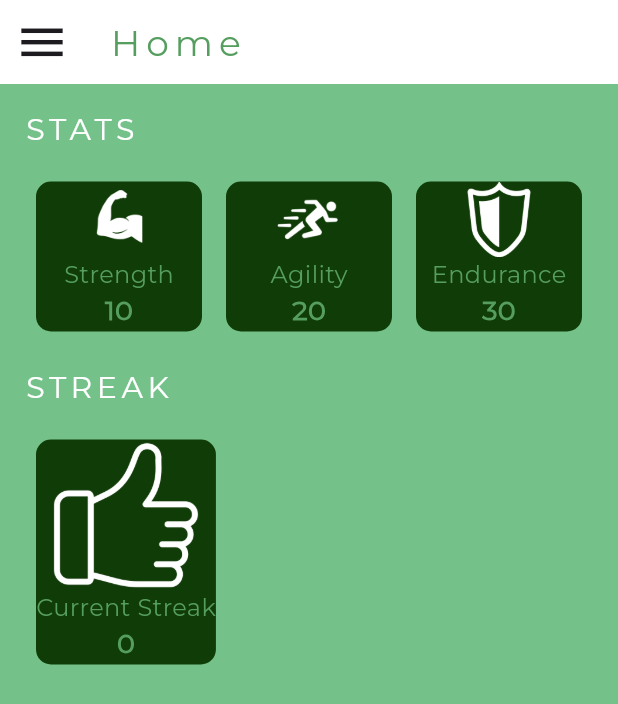
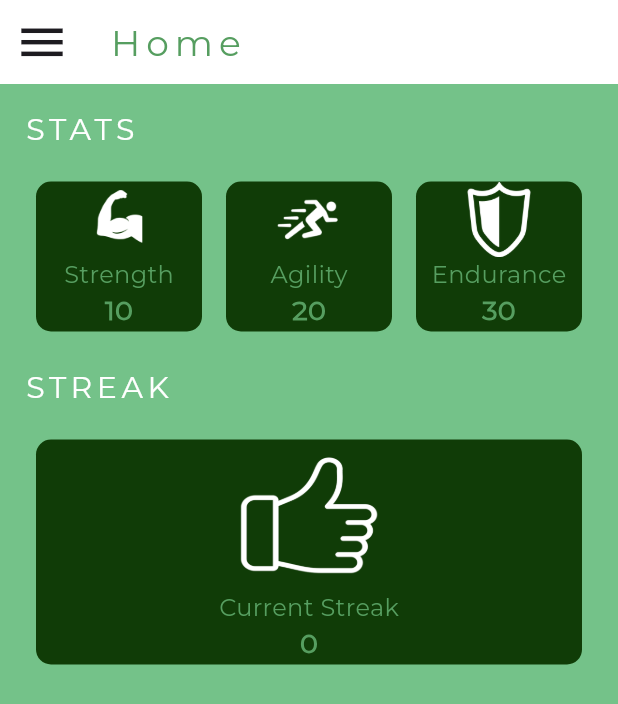
Before and after one commit to StretchWave/levelup_fitness, a Flutter app: the screen it shows after launch, on a phone screen of 412 x 824 dp. Shown: the top 704 px of the screen. Run offline on Flutter 3.47's test engine with Material 3 defaults, Android fonts, the light colour scheme and no system bars.

Commit message:
connected that shit

```diff
--- a/lib/Screens/Home.dart
+++ b/lib/Screens/Home.dart
@@ -118,8 +118,9 @@ class HomeScreen extends StatelessWidget {
             Padding(padding: const EdgeInsets.fromLTRB(0, 12, 0, 0)),
             Row(
               children: [
-                Container(
-
+                Expanded(
+                  child: Container(
+                    // Streak box
                     height: 150,
                     margin: const EdgeInsets.all(8.0),
                     decoration: BoxDecoration(
@@ -129,13 +130,11 @@ class HomeScreen extends StatelessWidget {
                     child: Column(
                       mainAxisAlignment: MainAxisAlignment.center,
                       children: [
-                      Image.asset(
-                        StreakFire(streak).streak(),
-                        height: 100,
-                      ),
+                        Image.asset(StreakFire(streak).streak(), height: 100),
                         Text("Current Streak", style: Stylebook.bodyText2),
                         Text("$streak", style: Stylebook.bodyText3),
                       ],
+                    ),
                   ),
                 ),
               ],
```
Also changed, not shown: assets/Images/Thumbsup.png. Lines whose indentation alone changed are shown as unchanged.
